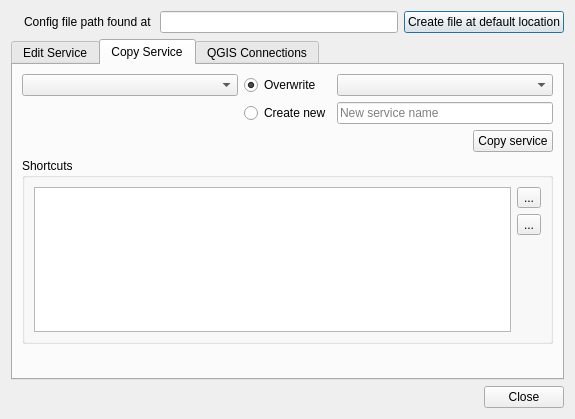
Old version of the form pg_service_parser/ui/pg_service_dialog.ui in the repository opengisch/qgis-pg-service-parser-plugin.
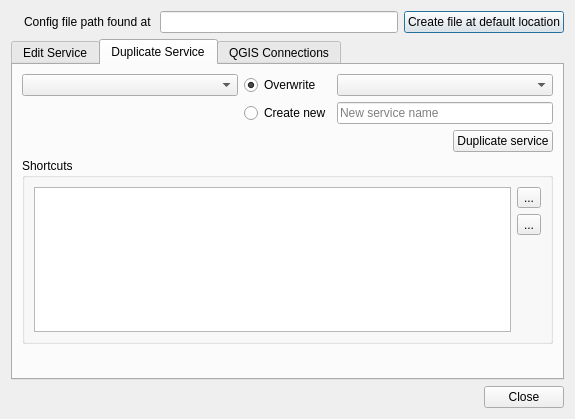
New version of the form. The open tabs and pages were chosen to show the change. Icons and pictures are not drawn.

Commit message: Rename 'Copy Service' tab to 'Duplicate Service' to remove ambiguity with the recently added Copy service settings (to clipboard) button

Diff of the .ui file:
```diff
--- a/pg_service_parser/ui/pg_service_dialog.ui
+++ b/pg_service_parser/ui/pg_service_dialog.ui
@@ -244,7 +244,7 @@
      </widget>
      <widget class="QWidget" name="tabCopy">
       <attribute name="title">
-       <string>Copy Service</string>
+       <string>Duplicate Service</string>
       </attribute>
       <layout class="QGridLayout" name="gridLayout_2">
        <item row="1" column="0">
@@ -263,7 +263,7 @@
        <item row="1" column="1">
         <widget class="QPushButton" name="btnCopyService">
          <property name="text">
-          <string>Copy service</string>
+          <string>Duplicate service</string>
          </property>
         </widget>
        </item>
```
Left out of the diff: 6 changed lines with no effect on the pictures. The commit also changes 1 other file.
